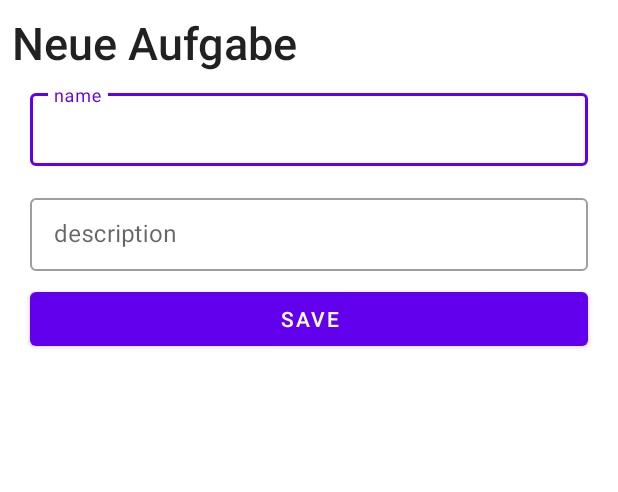
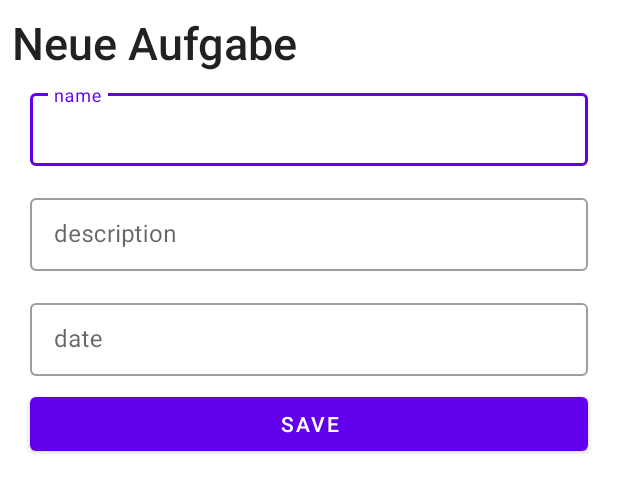
Before and after one commit to SecondBrainPlanner/SecondBrain, an Android app: the layout fragment_new_task_sheet.xml on its own in the app's theme, with its tools: preview values and no code run, on a phone screen of 412 x 824 dp. Shown: the top 492 px of the screen. Run offline under Robolectric (Android 15) with nearby library versions, the phone set to English and light mode, and no system bars.

Commit message:
Update fragment_new_task_sheet.xml
Datumfeld im Layout hinzugefügt

```diff
--- a/app/src/main/res/layout/fragment_new_task_sheet.xml
+++ b/app/src/main/res/layout/fragment_new_task_sheet.xml
@@ -55,6 +55,25 @@
     </com.google.android.material.textfield.TextInputLayout>
     <!-- end description -->
 
+    <!-- start description -->
+    <com.google.android.material.textfield.TextInputLayout
+        style="@style/Widget.MaterialComponents.TextInputLayout.OutlinedBox.Dense"
+        android:layout_width="match_parent"
+        android:layout_height="wrap_content"
+        android:layout_marginVertical="8dp"
+        android:layout_marginHorizontal="20dp">
+
+        <com.google.android.material.textfield.TextInputEditText
+            android:layout_width="match_parent"
+            android:layout_height="match_parent"
+            android:id="@+id/newTaskDate"
+            android:hint="date">
+
+        </com.google.android.material.textfield.TextInputEditText>
+
+    </com.google.android.material.textfield.TextInputLayout>
+    <!-- end description -->
+
 
     <com.google.android.material.button.MaterialButton
         android:id="@+id/newTaskAddButton"
```
